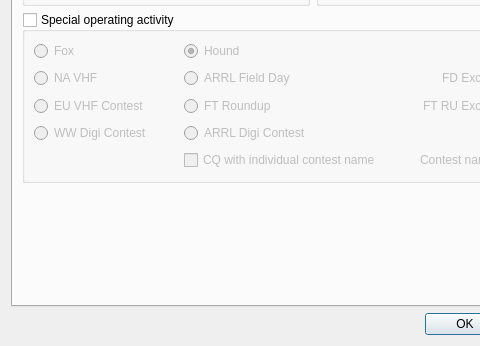
Above: Configuration.ui from kholia/wsjtx before the change; both pictures show x 0 to 480 and y 296 to 642 of the 602 by 642 pixel window. Below: the same form after it.
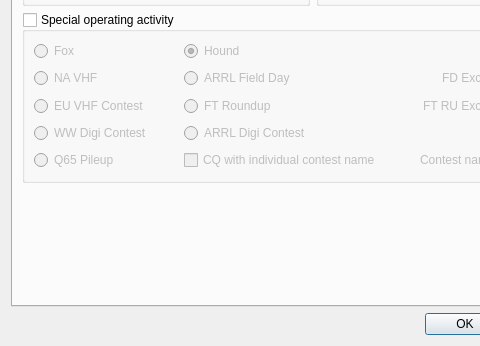
That is the form after the change. The open tabs and pages were chosen to show the change. Custom widgets are drawn as their Qt base class.

Commit message: Implement Special Operating Activity "Q65 Pileup".  Needs more checking for completeness.

The edit to the form file:
```diff
--- a/Configuration.ui
+++ b/Configuration.ui
@@ -2923,6 +2923,25 @@
             </attribute>
            </widget>
           </item>
+          <item row="4" column="0">
+           <widget class="QRadioButton" name="rbQ65pileup">
+            <property name="minimumSize">
+             <size>
+              <width>0</width>
+              <height>18</height>
+             </size>
+            </property>
+            <property name="toolTip">
+             <string>&lt;html&gt;&lt;head/&gt;&lt;body&gt;&lt;p&gt;Exchange 4-character locator instead of signal report.  Provides q3-level sensitivities for the DX operator.  Especially useful for 6m EME DXpeditions.&lt;/p&gt;&lt;/body&gt;&lt;/html&gt;</string>
+            </property>
+            <property name="text">
+             <string>Q65 Pileup</string>
+            </property>
+            <attribute name="buttonGroup">
+             <string notr="true">special_op_activity_button_group</string>
+            </attribute>
+           </widget>
+          </item>
           <item row="2" column="3">
            <layout class="QHBoxLayout" name="horizontalLayout_18" stretch="2,1,1">
             <item>
```
Left out of the diff: 6 changed lines with no effect on the pictures. The commit also changes 4 other files.
